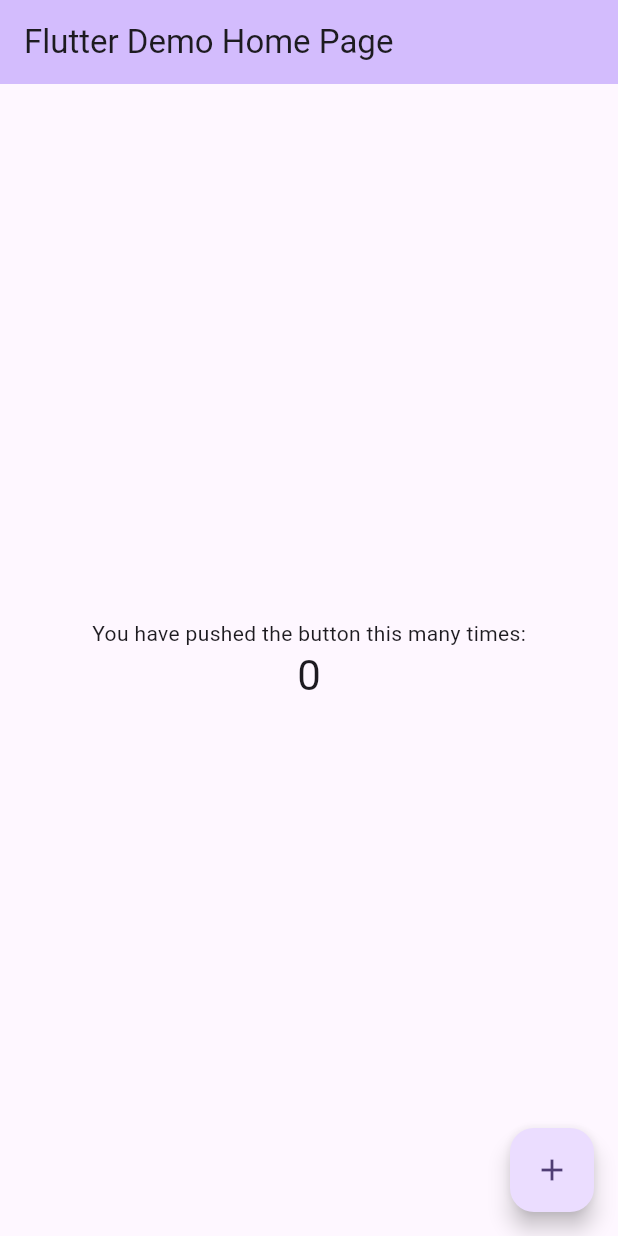
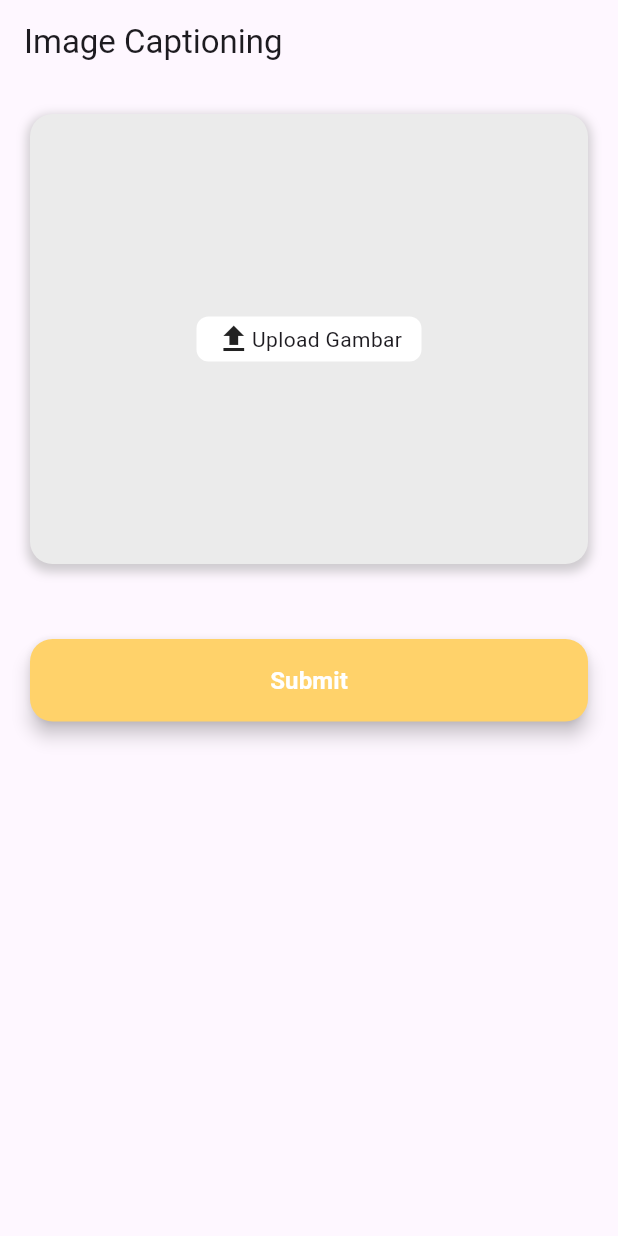
Before and after one commit to Fadhadwahyuaji/Mobile-ImageCaptioning, a Flutter app: the screen it shows after launch, on a phone screen of 412 x 824 dp. Run offline on Flutter 3.47's test engine with Material 3 defaults, Android fonts, the phone set to English and light mode, and no system bars; our stand-ins replace image_picker.

Commit message:
Halaman Utama

```diff
--- /dev/null
+++ b/lib/Dashboard/dashboard.dart
@@ -0,0 +1,137 @@
+// ignore_for_file: prefer_const_literals_to_create_immutables, prefer_const_constructors
+
+import 'dart:io';
+
+import 'package:flutter/material.dart';
+import 'package:image_picker/image_picker.dart';
+
+class DashboardPage extends StatefulWidget {
+  const DashboardPage({Key? key}) : super(key: key);
+
+  @override
+  State<DashboardPage> createState() => _DashboardPageState();
+}
+
+class _DashboardPageState extends State<DashboardPage> {
+  File? _image;
+
+  Future<void> _getImage() async {
+    final picker = ImagePicker();
+    final pickedImage = await picker.pickImage(source: ImageSource.gallery);
+
+    setState(() {
+      if (pickedImage != null) {
+        _image = File(pickedImage.path);
+      } else {
+        print('No image selected.');
+      }
+    });
+  }
+
+    void _clearImage() {
+    setState(() {
+      _image = null;
+    });
+  }
+
+  @override
+  Widget build(BuildContext context) {
+    return Scaffold(
+      appBar: AppBar(
+        title: const Text("Image Captioning"),
+        actions: const [],
+      ),
+      body: SingleChildScrollView(
+        child: Container(
+          padding: const EdgeInsets.all(20.0),
+          child: Column(
+            crossAxisAlignment: CrossAxisAlignment.stretch,
+            children: [
+              GestureDetector(
+                onTap: _getImage,
+                child: Container(
+                  height: 300,
+                  decoration: BoxDecoration(
+                    color: const Color.fromARGB(255, 235, 235, 235),
+                    borderRadius: BorderRadius.circular(15),
+                    boxShadow: [
+                      BoxShadow(
+                        color: Colors.grey.withOpacity(0.5),
+                        spreadRadius: 2,
+                        blurRadius: 5,
+                        offset: const Offset(0, 3), // changes position of shadow
+                      ),
+                    ],
+                  ),
+                  child: Stack(
+                    children: [
+                      if (_image != null)
+                        Positioned(
+                          top: 8,
+                          right: 8,
+                          child: GestureDetector(
+                            onTap: _clearImage,
+                            child: Container(
+                              decoration: BoxDecoration(
+                                color: Colors.white,
+                                shape: BoxShape.circle,
+                              ),
+                              child: const Icon(Icons.close),
+                              padding: const EdgeInsets.all(4),
+                            ),
+                          ),
+                        ),
+                      Center(
+                        child: _image == null
+                            ? Container(
+                                width: 150,
+                                height: 30,
+                                decoration: BoxDecoration(
+                                  color: const Color.fromARGB(255, 255, 255, 255),
+                                  borderRadius: BorderRadius.circular(8),
+                                ),
+                                child: Row(
+                                  crossAxisAlignment: CrossAxisAlignment.center,
+                                  mainAxisAlignment: MainAxisAlignment.center,
+                                  children: const [
+                                    Icon(
+                                      Icons.upload,
+                                      size: 24.0,
+                                    ),
+                                    Text("Upload Gambar"),
+                                  ],
+                                ),
+                              )
+                            : Image.file(_image!, fit: BoxFit.fitHeight),
+                      ),
+                    ],
+                  ),
+                ),
+              ),
+              const SizedBox(height: 50),
+              ElevatedButton(
+                onPressed: () {
+                  // Add your submit action here
+                },
+                style: ElevatedButton.styleFrom(
+                  primary: const Color.fromARGB(255, 255, 210, 106),
+                  shape: RoundedRectangleBorder(
+                    borderRadius: BorderRadius.circular(15),
+                  ),
+                  elevation: 5,
+                ),
+                child: const Padding(
+                  padding: EdgeInsets.symmetric(vertical: 16),
+                  child: Text(
+                    "Submit",
+                    style: TextStyle(fontSize: 16, fontWeight: FontWeight.bold, color: Colors.white,),
+                  ),
+                ),
+              )
+            ],
+          ),
+        ),
+      ),
+    );
+  }
+}
--- a/lib/main.dart
+++ b/lib/main.dart
@@ -1,4 +1,5 @@
 import 'package:flutter/material.dart';
+import 'package:image_captioning/Dashboard/dashboard.dart';
 
 void main() {
   runApp(const MyApp());
@@ -13,113 +14,10 @@ class MyApp extends StatelessWidget {
     return MaterialApp(
       title: 'Flutter Demo',
       theme: ThemeData(
-        // This is the theme of your application.
-        //
-        // TRY THIS: Try running your application with "flutter run". You'll see
-        // the application has a blue toolbar. Then, without quitting the app,
-        // try changing the seedColor in the colorScheme below to Colors.green
-        // and then invoke "hot reload" (save your changes or press the "hot
-        // reload" button in a Flutter-supported IDE, or press "r" if you used
-        // the command line to start the app).
-        //
-        // Notice that the counter didn't reset back to zero; the application
-        // state is not lost during the reload. To reset the state, use hot
-        // restart instead.
-        //
-        // This works for code too, not just values: Most code changes can be
-        // tested with just a hot reload.
         colorScheme: ColorScheme.fromSeed(seedColor: Colors.deepPurple),
         useMaterial3: true,
       ),
-      home: const MyHomePage(title: 'Flutter Demo Home Page'),
+      home: DashboardPage()
     );
   }
 }
-
-class MyHomePage extends StatefulWidget {
-  const MyHomePage({super.key, required this.title});
-
-  // This widget is the home page of your application. It is stateful, meaning
-  // that it has a State object (defined below) that contains fields that affect
-  // how it looks.
-
-  // This class is the configuration for the state. It holds the values (in this
-  // case the title) provided by the parent (in this case the App widget) and
-  // used by the build method of the State. Fields in a Widget subclass are
-  // always marked "final".
-
-  final String title;
-
-  @override
-  State<MyHomePage> createState() => _MyHomePageState();
-}
-
-class _MyHomePageState extends State<MyHomePage> {
-  int _counter = 0;
-
-  void _incrementCounter() {
-    setState(() {
-      // This call to setState tells the Flutter framework that something has
-      // changed in this State, which causes it to rerun the build method below
-      // so that the display can reflect the updated values. If we changed
-      // _counter without calling setState(), then the build method would not be
-      // called again, and so nothing would appear to happen.
-      _counter++;
-    });
-  }
-
-  @override
-  Widget build(BuildContext context) {
-    // This method is rerun every time setState is called, for instance as done
-    // by the _incrementCounter method above.
-    //
-    // The Flutter framework has been optimized to make rerunning build methods
-    // fast, so that you can just rebuild anything that needs updating rather
-    // than having to individually change instances of widgets.
-    return Scaffold(
-      appBar: AppBar(
-        // TRY THIS: Try changing the color here to a specific color (to
-        // Colors.amber, perhaps?) and trigger a hot reload to see the AppBar
-        // change color while the other colors stay the same.
-        backgroundColor: Theme.of(context).colorScheme.inversePrimary,
-        // Here we take the value from the MyHomePage object that was created by
-        // the App.build method, and use it to set our appbar title.
-        title: Text(widget.title),
-      ),
-      body: Center(
-        // Center is a layout widget. It takes a single child and positions it
-        // in the middle of the parent.
-        child: Column(
-          // Column is also a layout widget. It takes a list of children and
-          // arranges them vertically. By default, it sizes itself to fit its
-          // children horizontally, and tries to be as tall as its parent.
-          //
-          // Column has various properties to control how it sizes itself and
-          // how it positions its children. Here we use mainAxisAlignment to
-          // center the children vertically; the main axis here is the vertical
-          // axis because Columns are vertical (the cross axis would be
-          // horizontal).
-          //
-          // TRY THIS: Invoke "debug painting" (choose the "Toggle Debug Paint"
-          // action in the IDE, or press "p" in the console), to see the
-          // wireframe for each widget.
-          mainAxisAlignment: MainAxisAlignment.center,
-          children: <Widget>[
-            const Text(
-              'You have pushed the button this many times:',
-            ),
-            Text(
-              '$_counter',
-              style: Theme.of(context).textTheme.headlineMedium,
-            ),
-          ],
-        ),
-      ),
-      floatingActionButton: FloatingActionButton(
-        onPressed: _incrementCounter,
-        tooltip: 'Increment',
-        child: const Icon(Icons.add),
-      ), // This trailing comma makes auto-formatting nicer for build methods.
-    );
-  }
-}
--- a/pubspec.yaml
+++ b/pubspec.yaml
@@ -35,6 +35,7 @@ dependencies:
   # The following adds the Cupertino Icons font to your application.
   # Use with the CupertinoIcons class for iOS style icons.
   cupertino_icons: ^1.0.2
+  image_picker: ^1.0.7
 
 dev_dependencies:
   flutter_test:
```
Also changed, not shown: pubspec.lock, 6 other files.
